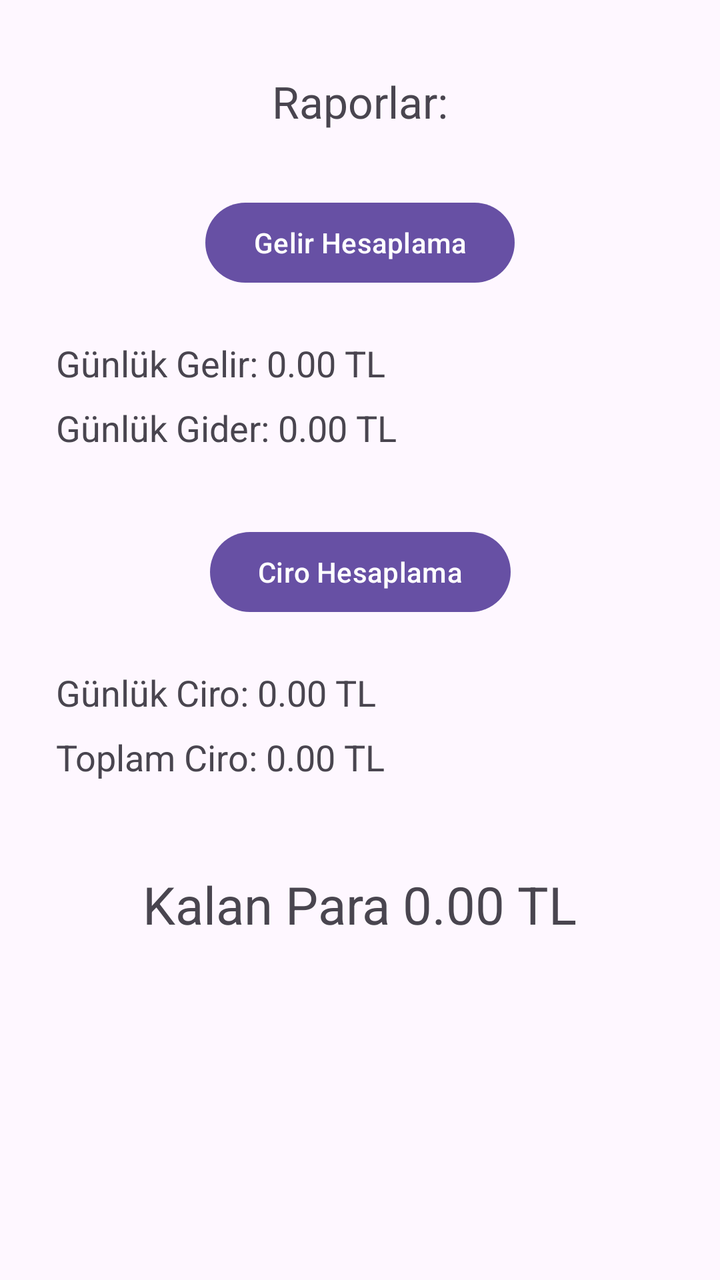
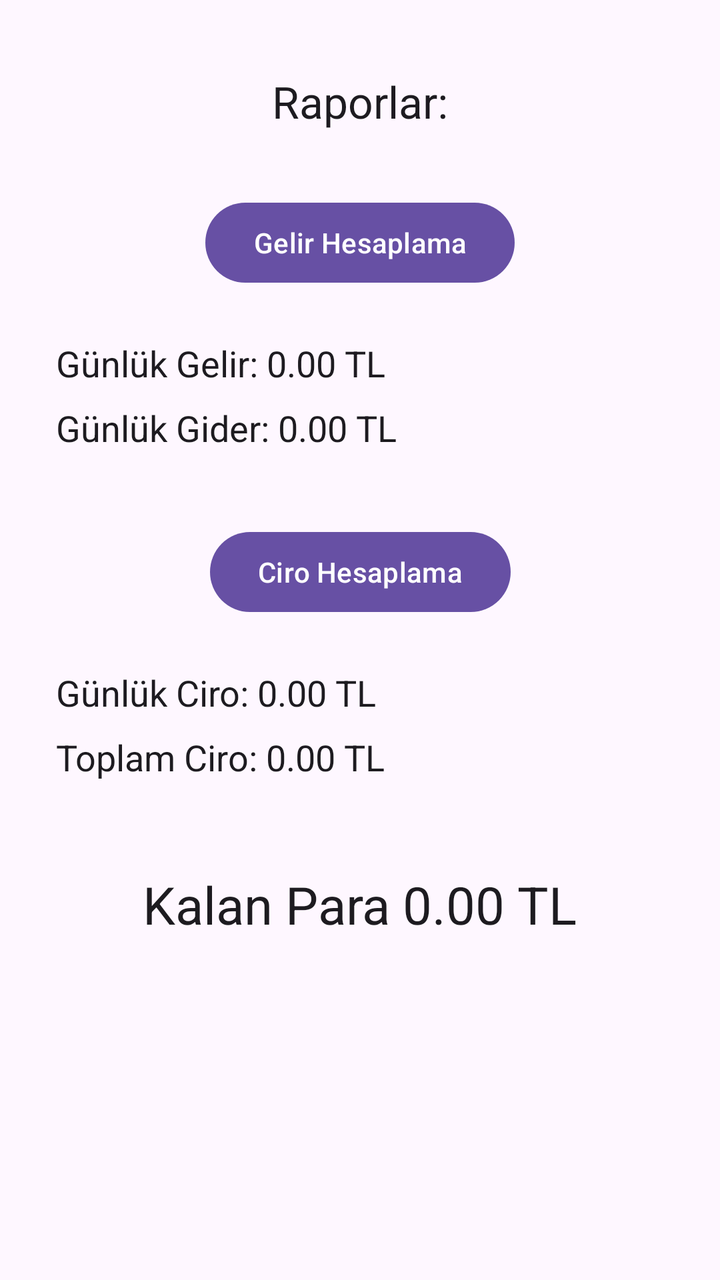

Compare the two renders of this Android layout. The source of the first and the diff that turns it into the second are given below.
<!-- AndroidManifest.xml: application theme Theme.CumhuriyetCafe -->
<!-- res/layout/fragment_ciro_rapor.xml -->
<?xml version="1.0" encoding="utf-8"?>
<androidx.constraintlayout.widget.ConstraintLayout
    xmlns:android="http://schemas.android.com/apk/res/android"
    xmlns:app="http://schemas.android.com/apk/res-auto"
    android:layout_width="match_parent"
    android:layout_height="match_parent"
    android:padding="16dp">

    <TextView
        android:id="@+id/headerTitle"
        android:layout_width="wrap_content"
        android:layout_height="wrap_content"
        android:layout_marginTop="20dp"
        android:text="Raporlar:"
        android:textSize="22sp"
        app:layout_constraintEnd_toEndOf="parent"
        app:layout_constraintStart_toStartOf="parent"
        app:layout_constraintTop_toTopOf="parent" />

    <Button
        android:id="@+id/gelirHesapla"
        android:layout_width="wrap_content"
        android:layout_height="wrap_content"
        android:layout_marginTop="32dp"
        android:text="Gelir Hesaplama"
        app:layout_constraintTop_toBottomOf="@id/headerTitle"
        app:layout_constraintStart_toStartOf="parent"
        app:layout_constraintEnd_toEndOf="parent" />

    <FrameLayout
        android:id="@+id/gelirHesaplamaLayout"
        android:layout_width="0dp"
        android:layout_height="wrap_content"
        android:layout_marginTop="12dp"
        app:layout_constraintTop_toBottomOf="@id/gelirHesapla"
        app:layout_constraintStart_toStartOf="parent"
        app:layout_constraintEnd_toEndOf="parent">

        <LinearLayout
            android:layout_width="match_parent"
            android:layout_height="wrap_content"
            android:padding="12dp"
            android:gravity="center"
            android:orientation="vertical">

            <TextView
                android:id="@+id/textGunlukGelirHesaplamaView"
                android:layout_width="match_parent"
                android:layout_height="wrap_content"
                android:text="Günlük Gelir: 0.00 TL"
                android:textSize="18sp" />

            <TextView
                android:id="@+id/textGunlukGiderHesaplamaView"
                android:layout_width="match_parent"
                android:layout_height="wrap_content"
                android:layout_marginTop="8dp"
                android:text="Günlük Gider: 0.00 TL"
                android:textSize="18sp" />
        </LinearLayout>
    </FrameLayout>

    <Button
        android:id="@+id/ciroHesapla"
        android:layout_width="wrap_content"
        android:layout_height="wrap_content"
        android:layout_marginTop="24dp"
        android:text="Ciro Hesaplama"
        app:layout_constraintEnd_toEndOf="parent"
        app:layout_constraintStart_toStartOf="parent"
        app:layout_constraintTop_toBottomOf="@id/gelirHesaplamaLayout" />

    <FrameLayout
        android:id="@+id/ciroHesaplamaLayout"
        android:layout_width="0dp"
        android:layout_height="wrap_content"
        android:layout_marginTop="12dp"
        app:layout_constraintTop_toBottomOf="@id/ciroHesapla"
        app:layout_constraintStart_toStartOf="parent"
        app:layout_constraintEnd_toEndOf="parent">

        <LinearLayout
            android:layout_width="match_parent"
            android:layout_height="wrap_content"
            android:padding="12dp"
            android:gravity="center"
            android:orientation="vertical">

            <TextView
                android:id="@+id/textGunlukCiroHesaplamaView"
                android:layout_width="match_parent"
                android:layout_height="wrap_content"
                android:text="Günlük Ciro: 0.00 TL"
                android:textSize="18sp" />

            <TextView
                android:id="@+id/textToplamCiroHesaplamaView"
                android:layout_width="match_parent"
                android:layout_height="wrap_content"
                android:layout_marginTop="8dp"
                android:text="Toplam Ciro: 0.00 TL"
                android:textSize="18sp" />
        </LinearLayout>
    </FrameLayout>

    <TextView
        android:id="@+id/sonucTextView"
        android:layout_width="wrap_content"
        android:layout_height="wrap_content"
        android:layout_marginTop="32dp"
        android:text="Kalan Para 0.00 TL"
        android:textSize="26sp"
        app:layout_constraintTop_toBottomOf="@+id/ciroHesaplamaLayout"
        app:layout_constraintStart_toStartOf="parent"
        app:layout_constraintEnd_toEndOf="parent" />

    <androidx.recyclerview.widget.RecyclerView
        android:id="@+id/recyclerViewCiro"
        android:layout_width="match_parent"
        android:layout_height="0dp"
        android:layout_marginTop="16dp"
        app:layout_constraintBottom_toBottomOf="parent"
        app:layout_constraintEnd_toEndOf="parent"
        app:layout_constraintStart_toStartOf="parent"
        app:layout_constraintTop_toBottomOf="@+id/sonucTextView" />

</androidx.constraintlayout.widget.ConstraintLayout>
<!-- resources referenced by this layout -->
<resources>
  <style name="Theme.CumhuriyetCafe" parent="Base.Theme.CumhuriyetCafe" />
  <style name="Base.Theme.CumhuriyetCafe" parent="Theme.Material3.DayNight.NoActionBar">
          
          
      </style>
</resources>

<!-- the commit's change to res/layout/fragment_ciro_rapor.xml (unified diff, before → after) -->
@@ -13,6 +13,7 @@
         android:layout_marginTop="20dp"
         android:text="Raporlar:"
         android:textSize="22sp"
+        android:textColor="?android:attr/textColorPrimary"
         app:layout_constraintEnd_toEndOf="parent"
         app:layout_constraintStart_toStartOf="parent"
         app:layout_constraintTop_toTopOf="parent" />
@@ -48,6 +49,7 @@
                 android:layout_width="match_parent"
                 android:layout_height="wrap_content"
                 android:text="Günlük Gelir: 0.00 TL"
+                android:textColor="?android:attr/textColorPrimary"
                 android:textSize="18sp" />
 
             <TextView
@@ -56,6 +58,7 @@
                 android:layout_height="wrap_content"
                 android:layout_marginTop="8dp"
                 android:text="Günlük Gider: 0.00 TL"
+                android:textColor="?android:attr/textColorPrimary"
                 android:textSize="18sp" />
         </LinearLayout>
     </FrameLayout>
@@ -91,6 +94,7 @@
                 android:layout_width="match_parent"
                 android:layout_height="wrap_content"
                 android:text="Günlük Ciro: 0.00 TL"
+                android:textColor="?android:attr/textColorPrimary"
                 android:textSize="18sp" />
 
             <TextView
@@ -99,6 +103,7 @@
                 android:layout_height="wrap_content"
                 android:layout_marginTop="8dp"
                 android:text="Toplam Ciro: 0.00 TL"
+                android:textColor="?android:attr/textColorPrimary"
                 android:textSize="18sp" />
         </LinearLayout>
     </FrameLayout>
@@ -109,6 +114,7 @@
         android:layout_height="wrap_content"
         android:layout_marginTop="32dp"
         android:text="Kalan Para 0.00 TL"
+        android:textColor="?android:attr/textColorPrimary"
         android:textSize="26sp"
         app:layout_constraintTop_toBottomOf="@+id/ciroHesaplamaLayout"
         app:layout_constraintStart_toStartOf="parent"
